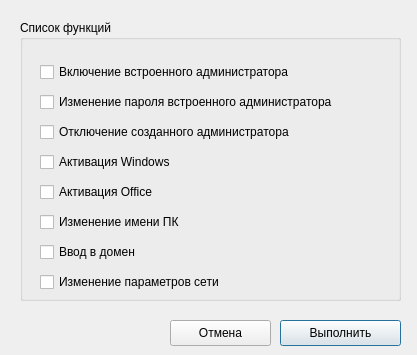
First picture: the form in design_ui/LoopFunction.ui, repository BagaJimbildan/LAS_SibSIU, before the edit.
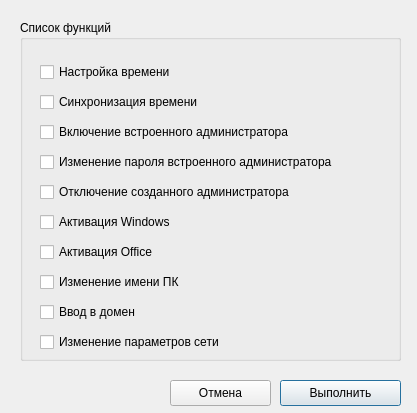
Second picture: the form after the edit.

Commit message: Создана настройка и синхронизация времени по стандарту

What changed in the file:
```diff
--- a/design_ui/LoopFunction.ui
+++ b/design_ui/LoopFunction.ui
@@ -7,7 +7,7 @@
     <x>0</x>
     <y>0</y>
     <width>417</width>
-    <height>355</height>
+    <height>413</height>
    </rect>
   </property>
   <property name="windowTitle">
@@ -19,7 +19,7 @@
      <x>20</x>
      <y>20</y>
      <width>381</width>
-     <height>281</height>
+     <height>341</height>
     </rect>
    </property>
    <property name="title">
@@ -29,7 +29,7 @@
     <property name="geometry">
      <rect>
       <x>20</x>
-      <y>40</y>
+      <y>100</y>
       <width>331</width>
       <height>24</height>
      </rect>
@@ -42,7 +42,7 @@
     <property name="geometry">
      <rect>
       <x>20</x>
-      <y>70</y>
+      <y>130</y>
       <width>351</width>
       <height>24</height>
      </rect>
@@ -55,7 +55,7 @@
     <property name="geometry">
      <rect>
       <x>20</x>
-      <y>100</y>
+      <y>160</y>
       <width>311</width>
       <height>24</height>
      </rect>
@@ -68,7 +68,7 @@
     <property name="geometry">
      <rect>
       <x>20</x>
-      <y>130</y>
+      <y>190</y>
       <width>311</width>
       <height>24</height>
      </rect>
@@ -81,7 +81,7 @@
     <property name="geometry">
      <rect>
       <x>20</x>
-      <y>160</y>
+      <y>220</y>
       <width>311</width>
       <height>24</height>
      </rect>
@@ -94,7 +94,7 @@
     <property name="geometry">
      <rect>
       <x>20</x>
-      <y>190</y>
+      <y>250</y>
       <width>311</width>
       <height>24</height>
      </rect>
@@ -107,7 +107,7 @@
     <property name="geometry">
      <rect>
       <x>20</x>
-      <y>220</y>
+      <y>280</y>
       <width>311</width>
       <height>24</height>
      </rect>
@@ -120,7 +120,7 @@
     <property name="geometry">
      <rect>
       <x>20</x>
-      <y>250</y>
+      <y>310</y>
       <width>311</width>
       <height>24</height>
      </rect>
@@ -129,12 +129,38 @@
      <string>Изменение параметров сети</string>
     </property>
    </widget>
+   <widget class="QCheckBox" name="cb_set_time">
+    <property name="geometry">
+     <rect>
+      <x>20</x>
+      <y>40</y>
+      <width>331</width>
+      <height>24</height>
+     </rect>
+    </property>
+    <property name="text">
+     <string>Настройка времени</string>
+    </property>
+   </widget>
+   <widget class="QCheckBox" name="cb_sync_time">
+    <property name="geometry">
+     <rect>
+      <x>20</x>
+      <y>70</y>
+      <width>351</width>
+      <height>24</height>
+     </rect>
+    </property>
+    <property name="text">
+     <string>Синхронизация времени</string>
+    </property>
+   </widget>
   </widget>
   <widget class="QPushButton" name="btn_ok">
    <property name="geometry">
     <rect>
      <x>280</x>
-     <y>320</y>
+     <y>380</y>
      <width>121</width>
      <height>26</height>
     </rect>
@@ -150,7 +176,7 @@
    <property name="geometry">
     <rect>
      <x>170</x>
-     <y>320</y>
+     <y>380</y>
      <width>101</width>
      <height>26</height>
     </rect>
```
The commit also changes 14 other files.
